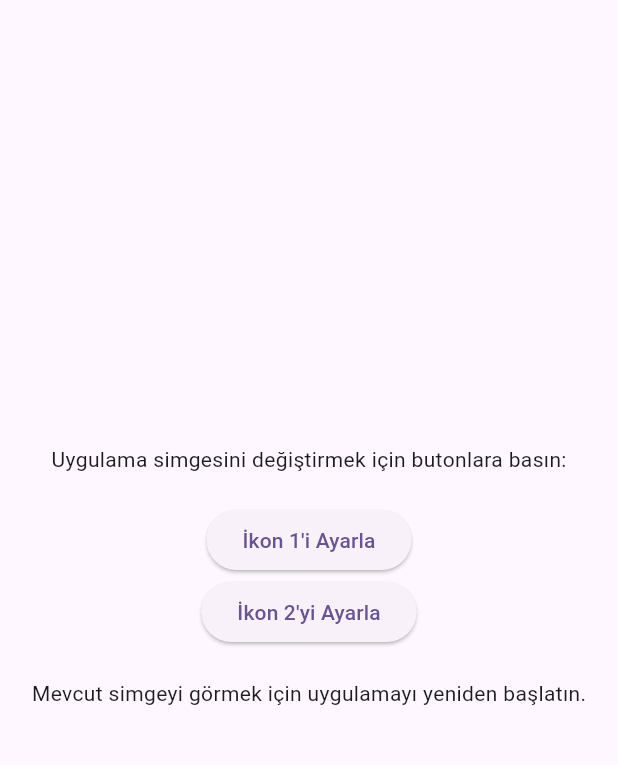
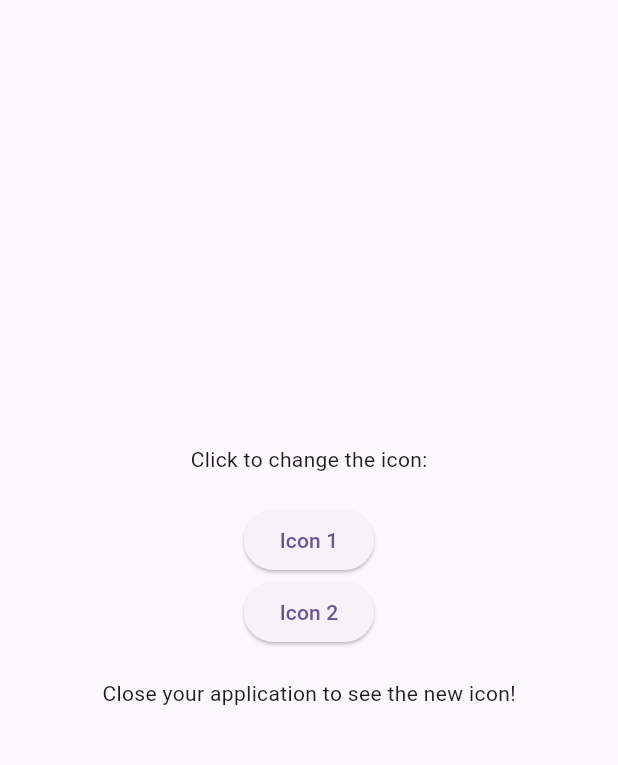
Before and after one commit to EmrD/flutter-android-dynamic-icon, a Flutter app: the screen it shows after launch, on a phone screen of 412 x 824 dp, the part 84-849 px from its top. Run offline on Flutter 3.47's test engine with Material 3 defaults, Android fonts, the phone set to English and light mode, and no system bars; missing offline and left inert: android_dynamic_icon.

Commit message:
modified:   README.md 	modified:   lib/main.dart

```diff
--- a/lib/main.dart
+++ b/lib/main.dart
@@ -57,20 +57,20 @@ class _MyHomePageState extends State<MyHomePage> {
           mainAxisAlignment: MainAxisAlignment.center,
           children: <Widget>[
             const Text(
-              'Uygulama simgesini değiştirmek için butonlara basın:',
+              'Click to change the icon:',
             ),
             const SizedBox(height: 20),
             ElevatedButton(
               onPressed: () => _changeIcon('IconOne'),
-              child: const Text('İkon 1\'i Ayarla'),
+              child: const Text('Icon 1'),
             ),
             ElevatedButton(
               onPressed: () => _changeIcon('IconTwo'),
-              child: const Text('İkon 2\'yi Ayarla'),
+              child: const Text('Icon 2'),
             ),
             const SizedBox(height: 20),
             const Text(
-              'Mevcut simgeyi görmek için uygulamayı yeniden başlatın.',
+              'Close your application to see the new icon!',
             ),
           ],
         ),
```
Also changed, not shown: 1 other file.
